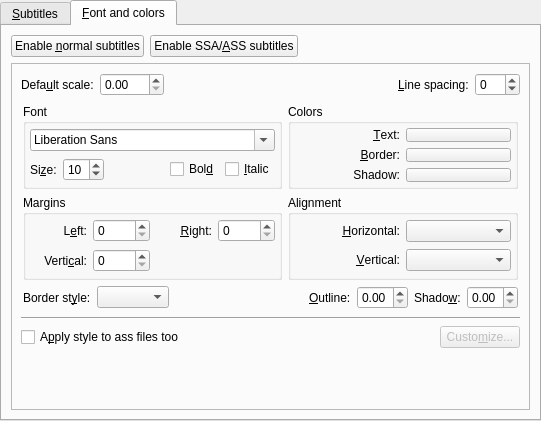
Old version of the form src/prefsubtitles.ui in the repository rossy/SMPlayer2.
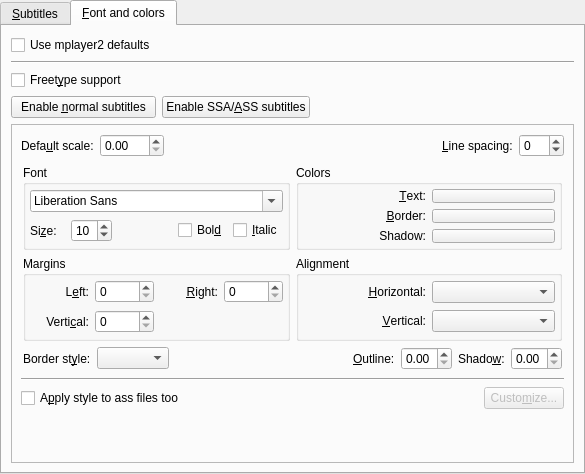
New version of the form. The open tabs and pages were chosen to show the change. Custom widgets are drawn as their Qt base class.

Commit message: Add new option to use mplayer2 defaults for subtitle fonts/colors and default to it

Patch:
```diff
--- a/src/prefsubtitles.ui
+++ b/src/prefsubtitles.ui
@@ -1,28 +1,19 @@
 <ui version="4.0" >
  <class>PrefSubtitles</class>
- <widget class="QWidget" name="PrefSubtitles" >
-  <property name="geometry" >
+ <widget class="QWidget" name="PrefSubtitles">
+  <property name="geometry">
    <rect>
     <x>0</x>
     <y>0</y>
-    <width>541</width>
-    <height>421</height>
+    <width>585</width>
+    <height>474</height>
    </rect>
   </property>
   <property name="windowTitle" >
    <string/>
   </property>
-  <layout class="QVBoxLayout" >
-   <property name="leftMargin" >
-    <number>0</number>
-   </property>
-   <property name="topMargin" >
-    <number>0</number>
-   </property>
-   <property name="rightMargin" >
-    <number>0</number>
-   </property>
-   <property name="bottomMargin" >
+  <layout class="QVBoxLayout">
+   <property name="margin">
     <number>0</number>
    </property>
    <item>
@@ -237,26 +228,6 @@
          </property>
         </widget>
        </item>
-       <item>
-        <widget class="Line" name="line" >
-         <property name="sizePolicy" >
-          <sizepolicy vsizetype="Fixed" hsizetype="Expanding" >
-           <horstretch>0</horstretch>
-           <verstretch>0</verstretch>
-          </sizepolicy>
-         </property>
-         <property name="orientation" >
-          <enum>Qt::Horizontal</enum>
-         </property>
-        </widget>
-       </item>
-       <item>
-        <widget class="QCheckBox" name="freetype_check" >
-         <property name="text" >
-          <string>Freet&amp;ype support</string>
-         </property>
-        </widget>
-       </item>
        <item>
         <spacer>
          <property name="orientation" >
@@ -279,10 +250,27 @@
       <attribute name="title" >
        <string>&amp;Font and colors</string>
       </attribute>
-      <layout class="QGridLayout" >
-       <item row="0" column="0" >
-        <widget class="QPushButton" name="normal_subs_button" >
-         <property name="text" >
+      <layout class="QGridLayout" name="gridLayout">
+       <item row="2" column="0">
+        <widget class="QCheckBox" name="use_mplayer2_defaults_check">
+         <property name="text">
+          <string>Use mplayer2 defaults</string>
+         </property>
+         <property name="checked">
+          <bool>false</bool>
+         </property>
+        </widget>
+       </item>
+       <item row="4" column="0">
+        <widget class="QCheckBox" name="freetype_check">
+         <property name="text">
+          <string>Freet&amp;ype support</string>
+         </property>
+        </widget>
+       </item>
+       <item row="5" column="0">
+        <widget class="QPushButton" name="normal_subs_button">
+         <property name="text">
           <string>Enable &amp;normal subtitles</string>
          </property>
          <property name="checkable" >
@@ -293,9 +281,9 @@
          </property>
         </widget>
        </item>
-       <item row="0" column="1" >
-        <widget class="QPushButton" name="ass_subs_button" >
-         <property name="text" >
+       <item row="5" column="1">
+        <widget class="QPushButton" name="ass_subs_button">
+         <property name="text">
           <string>Enable SSA/&amp;ASS subtitles</string>
          </property>
          <property name="checkable" >
@@ -306,7 +294,7 @@
          </property>
         </widget>
        </item>
-       <item row="0" column="2" >
+       <item row="5" column="2">
         <spacer>
          <property name="orientation" >
           <enum>Qt::Horizontal</enum>
@@ -319,10 +307,13 @@
          </property>
         </spacer>
        </item>
-       <item row="1" column="0" colspan="3" >
-        <widget class="QStackedWidget" name="stackedWidget" >
-         <property name="sizePolicy" >
-          <sizepolicy vsizetype="Expanding" hsizetype="Preferred" >
+       <item row="6" column="0" colspan="3">
+        <widget class="QStackedWidget" name="stackedWidget">
+         <property name="enabled">
+          <bool>true</bool>
+         </property>
+         <property name="sizePolicy">
+          <sizepolicy hsizetype="Preferred" vsizetype="Expanding">
            <horstretch>0</horstretch>
            <verstretch>0</verstretch>
           </sizepolicy>
@@ -715,13 +706,13 @@
            </item>
           </layout>
          </widget>
-         <widget class="QWidget" name="ass_subs" >
-          <layout class="QVBoxLayout" >
+         <widget class="QWidget" name="ass_subs">
+          <layout class="QVBoxLayout">
            <item>
-            <layout class="QHBoxLayout" >
+            <layout class="QHBoxLayout">
              <item>
-              <widget class="QLabel" name="ass_scale_label" >
-               <property name="text" >
+              <widget class="QLabel" name="ass_scale_label">
+               <property name="text">
                 <string>Defa&amp;ult scale:</string>
                </property>
                <property name="buddy" >
@@ -730,9 +721,9 @@
               </widget>
              </item>
              <item>
-              <widget class="QDoubleSpinBox" name="ass_font_scale_spin" >
-               <property name="sizePolicy" >
-                <sizepolicy vsizetype="Fixed" hsizetype="Maximum" >
+              <widget class="QDoubleSpinBox" name="ass_font_scale_spin">
+               <property name="sizePolicy">
+                <sizepolicy hsizetype="Maximum" vsizetype="Fixed">
                  <horstretch>0</horstretch>
                  <verstretch>0</verstretch>
                 </sizepolicy>
@@ -759,8 +750,8 @@
               </spacer>
              </item>
              <item>
-              <widget class="QLabel" name="label_11" >
-               <property name="text" >
+              <widget class="QLabel" name="label_11">
+               <property name="text">
                 <string>&amp;Line spacing:</string>
                </property>
                <property name="buddy" >
@@ -769,8 +760,8 @@
               </widget>
              </item>
              <item>
-              <widget class="QSpinBox" name="ass_line_spacing_spin" >
-               <property name="minimum" >
+              <widget class="QSpinBox" name="ass_line_spacing_spin">
+               <property name="minimum">
                 <number>-20</number>
                </property>
                <property name="maximum" >
@@ -781,53 +772,35 @@
             </layout>
            </item>
            <item>
-            <widget class="QWidget" native="1" name="styles_container" >
-             <property name="enabled" >
+            <widget class="QWidget" name="styles_container" native="true">
+             <property name="enabled">
               <bool>true</bool>
              </property>
-             <layout class="QGridLayout" >
-              <property name="leftMargin" >
+             <layout class="QGridLayout">
+              <property name="margin">
                <number>2</number>
               </property>
-              <property name="topMargin" >
-               <number>2</number>
-              </property>
-              <property name="rightMargin" >
-               <number>2</number>
-              </property>
-              <property name="bottomMargin" >
-               <number>2</number>
-              </property>
-              <item row="0" column="0" >
-               <widget class="QGroupBox" name="groupBox_4" >
-                <property name="title" >
+              <item row="0" column="0">
+               <widget class="QGroupBox" name="groupBox_4">
+                <property name="title">
                  <string>Font</string>
                 </property>
-                <layout class="QVBoxLayout" >
-                 <property name="leftMargin" >
-                  <number>4</number>
-                 </property>
-                 <property name="topMargin" >
-                  <number>4</number>
-                 </property>
-                 <property name="rightMargin" >
-                  <number>4</number>
-                 </property>
-                 <property name="bottomMargin" >
+                <layout class="QVBoxLayout">
+                 <property name="margin">
                   <number>4</number>
                  </property>
                  <item>
-                  <layout class="QHBoxLayout" >
+                  <layout class="QHBoxLayout">
                    <item>
-                    <widget class="MyFontComboBox" name="style_font_combo" />
+                    <widget class="MyFontComboBox" name="style_font_combo"/>
                    </item>
                   </layout>
                  </item>
                  <item>
-                  <layout class="QHBoxLayout" >
+                  <layout class="QHBoxLayout">
                    <item>
-                    <widget class="QLabel" name="label" >
-                     <property name="text" >
+                    <widget class="QLabel" name="label">
+                     <property name="text">
                       <string>Si&amp;ze:</string>
                      </property>
                      <property name="buddy" >
@@ -836,9 +809,9 @@
                     </widget>
                    </item>
                    <item>
-                    <widget class="QSpinBox" name="style_size_spin" >
-                     <property name="sizePolicy" >
-                      <sizepolicy vsizetype="Fixed" hsizetype="Preferred" >
+                    <widget class="QSpinBox" name="style_size_spin">
+                     <property name="sizePolicy">
+                      <sizepolicy hsizetype="Preferred" vsizetype="Fixed">
                        <horstretch>0</horstretch>
                        <verstretch>0</verstretch>
                       </sizepolicy>
@@ -868,15 +841,15 @@
                     </spacer>
                    </item>
                    <item>
-                    <widget class="QCheckBox" name="style_bold_check" >
-                     <property name="text" >
+                    <widget class="QCheckBox" name="style_bold_check">
+                     <property name="text">
                       <string>Bol&amp;d</string>
                      </property>
                     </widget>
                    </item>
                    <item>
-                    <widget class="QCheckBox" name="style_italic_check" >
-                     <property name="text" >
+                    <widget class="QCheckBox" name="style_italic_check">
+                     <property name="text">
                       <string>&amp;Italic</string>
                      </property>
                     </widget>
@@ -886,27 +859,18 @@
                 </layout>
                </widget>
               </item>
-              <item row="0" column="1" >
-               <widget class="QGroupBox" name="groupBox_7" >
-                <property name="title" >
+              <item row="0" column="1">
+               <widget class="QGroupBox" name="groupBox_7">
+                <property name="title">
                  <string>Colors</string>
                 </property>
-                <layout class="QGridLayout" >
-                 <property name="leftMargin" >
+                <layout class="QGridLayout">
+                 <property name="margin">
                   <number>4</number>
                  </property>
-                 <property name="topMargin" >
-                  <number>4</number>
-                 </property>
-                 <property name="rightMargin" >
-                  <number>4</number>
-                 </property>
-                 <property name="bottomMargin" >
-                  <number>4</number>
-                 </property>
-                 <item row="0" column="0" >
-                  <widget class="QLabel" name="label_2" >
-                   <property name="text" >
+                 <item row="0" column="0">
+                  <widget class="QLabel" name="label_2">
+                   <property name="text">
                     <string>&amp;Text:</string>
                    </property>
                    <property name="alignment" >
@@ -917,10 +881,10 @@
                    </property>
                   </widget>
                  </item>
-                 <item row="0" column="1" >
-                  <widget class="SelectColorButton" name="style_text_color_button" >
-                   <property name="sizePolicy" >
-                    <sizepolicy vsizetype="Ignored" hsizetype="Minimum" >
+                 <item row="0" column="1">
+                  <widget class="SelectColorButton" name="style_text_color_button">
+                   <property name="sizePolicy">
+                    <sizepolicy hsizetype="Minimum" vsizetype="Ignored">
                      <horstretch>0</horstretch>
                      <verstretch>0</verstretch>
                     </sizepolicy>
@@ -930,9 +894,9 @@
                    </property>
                   </widget>
                  </item>
-                 <item row="1" column="0" >
-                  <widget class="QLabel" name="label_3" >
-                   <property name="text" >
+                 <item row="1" column="0">
+                  <widget class="QLabel" name="label_3">
+                   <property name="text">
                     <string>&amp;Border:</string>
                    </property>
                    <property name="alignment" >
@@ -943,10 +907,10 @@
                    </property>
                   </widget>
                  </item>
-                 <item row="1" column="1" >
-                  <widget class="SelectColorButton" name="style_border_color_button" >
-                   <property name="sizePolicy" >
-                    <sizepolicy vsizetype="Ignored" hsizetype="Minimum" >
+                 <item row="1" column="1">
+                  <widget class="SelectColorButton" name="style_border_color_button">
+                   <property name="sizePolicy">
+                    <sizepolicy hsizetype="Minimum" vsizetype="Ignored">
                      <horstretch>0</horstretch>
                      <verstretch>0</verstretch>
                     </sizepolicy>
@@ -956,9 +920,9 @@
                    </property>
                   </widget>
                  </item>
-                 <item row="2" column="0" >
-                  <widget class="QLabel" name="label_12" >
-                   <property name="text" >
+                 <item row="2" column="0">
+                  <widget class="QLabel" name="label_12">
+                   <property name="text">
                     <string>Shadow:</string>
                    </property>
                    <property name="alignment" >
@@ -966,10 +930,10 @@
                    </property>
                   </widget>
                  </item>
-                 <item row="2" column="1" >
-                  <widget class="SelectColorButton" name="style_shadow_color_button" >
-                   <property name="sizePolicy" >
-                    <sizepolicy vsizetype="Ignored" hsizetype="Minimum" >
+                 <item row="2" column="1">
+                  <widget class="SelectColorButton" name="style_shadow_color_button">
+                   <property name="sizePolicy">
+                    <sizepolicy hsizetype="Minimum" vsizetype="Ignored">
                      <horstretch>0</horstretch>
                      <verstretch>0</verstretch>
                     </sizepolicy>
@@ -982,27 +946,18 @@
                 </layout>
                </widget>
               </item>
-              <item row="1" column="0" >
-               <widget class="QGroupBox" name="groupBox_8" >
-                <property name="title" >
+              <item row="1" column="0">
+               <widget class="QGroupBox" name="groupBox_8">
+                <property name="title">
                  <string>Margins</string>
                 </property>
-                <layout class="QGridLayout" >
-                 <property name="leftMargin" >
+                <layout class="QGridLayout">
+                 <property name="margin">
                   <number>4</number>
                  </property>
-                 <property name="topMargin" >
-                  <number>4</number>
-                 </property>
-                 <property name="rightMargin" >
-                  <number>4</number>
-                 </property>
-                 <property name="bottomMargin" >
-                  <number>4</number>
-                 </property>
-                 <item row="0" column="0" >
-                  <widget class="QLabel" name="label_7" >
-                   <property name="text" >
+                 <item row="0" column="0">
+                  <widget class="QLabel" name="label_7">
+                   <property name="text">
                     <string>L&amp;eft:</string>
                    </property>
                    <property name="alignment" >
@@ -1013,12 +968,12 @@
                    </property>
                   </widget>
                  </item>
-                 <item row="0" column="1" >
-                  <widget class="QSpinBox" name="style_marginl_spin" />
+                 <item row="0" column="1">
+                  <widget class="QSpinBox" name="style_marginl_spin"/>
                  </item>
-                 <item row="0" column="2" >
-                  <widget class="QLabel" name="label_8" >
-                   <property name="text" >
+                 <item row="0" column="2">
+                  <widget class="QLabel" name="label_8">
+                   <property name="text">
                     <string>&amp;Right:</string>
                    </property>
                    <property name="alignment" >
@@ -1029,12 +984,12 @@
                    </property>
                   </widget>
                  </item>
-                 <item row="0" column="3" >
-                  <widget class="QSpinBox" name="style_marginr_spin" />
+                 <item row="0" column="3">
+                  <widget class="QSpinBox" name="style_marginr_spin"/>
                  </item>
-                 <item row="1" column="0" >
-                  <widget class="QLabel" name="label_9" >
-                   <property name="text" >
+                 <item row="1" column="0">
+                  <widget class="QLabel" name="label_9">
+                   <property name="text">
                     <string>Verti&amp;cal:</string>
                    </property>
                    <property name="alignment" >
@@ -1045,10 +1000,10 @@
                    </property>
                   </widget>
                  </item>
-                 <item row="1" column="1" >
-                  <widget class="QSpinBox" name="style_marginv_spin" />
+                 <item row="1" column="1">
+                  <widget class="QSpinBox" name="style_marginv_spin"/>
                  </item>
-                 <item row="1" column="2" colspan="2" >
+                 <item row="1" column="2" colspan="2">
                   <spacer>
                    <property name="orientation" >
                     <enum>Qt::Horizontal</enum>
@@ -1064,27 +1019,18 @@
                 </layout>
                </widget>
               </item>
-              <item row="1" column="1" >
-               <widget class="QGroupBox" name="groupBox_9" >
-                <property name="title" >
+              <item row="1" column="1">
+               <widget class="QGroupBox" name="groupBox_9">
+                <property name="title">
                  <string>Alignment</string>
                 </property>
-                <layout class="QGridLayout" >
-                 <property name="leftMargin" >
+                <layout class="QGridLayout">
+                 <property name="margin">
                   <number>4</number>
                  </property>
-                 <property name="topMargin" >
-                  <number>4</number>
-                 </property>
-                 <property name="rightMargin" >
-                  <number>4</number>
-                 </property>
-                 <property name="bottomMargin" >
-                  <number>4</number>
-                 </property>
-                 <item row="0" column="0" >
-                  <widget class="QLabel" name="label_4" >
-                   <property name="text" >
+                 <item row="0" column="0">
+                  <widget class="QLabel" name="label_4">
+                   <property name="text">
                     <string>&amp;Horizontal:</string>
                    </property>
                    <property name="alignment" >
@@ -1095,12 +1041,12 @@
                    </property>
                   </widget>
                  </item>
-                 <item row="0" column="1" >
-                  <widget class="QComboBox" name="style_alignment_combo" />
+                 <item row="0" column="1">
+                  <widget class="QComboBox" name="style_alignment_combo"/>
                  </item>
-                 <item row="1" column="0" >
-                  <widget class="QLabel" name="label_6" >
-                   <property name="text" >
+                 <item row="1" column="0">
+                  <widget class="QLabel" name="label_6">
+                   <property name="text">
                     <string>&amp;Vertical:</string>
                    </property>
                    <property name="alignment" >
@@ -1111,17 +1057,17 @@
                    </property>
                   </widget>
                  </item>
-                 <item row="1" column="1" >
-                  <widget class="QComboBox" name="style_valignment_combo" />
+                 <item row="1" column="1">
+                  <widget class="QComboBox" name="style_valignment_combo"/>
                  </item>
                 </layout>
                </widget>
               </item>
-              <item row="2" column="0" colspan="2" >
-               <layout class="QHBoxLayout" >
+              <item row="2" column="0" colspan="2">
+               <layout class="QHBoxLayout">
                 <item>
-                 <widget class="QLabel" name="label_5" >
-                  <property name="text" >
+                 <widget class="QLabel" name="label_5">
+                  <property name="text">
                    <string>Border st&amp;yle:</string>
                   </property>
                   <property name="buddy" >
@@ -1130,7 +1076,7 @@
                  </widget>
                 </item>
                 <item>
-                 <widget class="QComboBox" name="style_border_style_combo" />
+                 <widget class="QComboBox" name="style_border_style_combo"/>
                 </item>
                 <item>
                  <spacer>
@@ -1146,8 +1092,8 @@
                  </spacer>
                 </item>
                 <item>
-                 <widget class="QLabel" name="style_outline_label" >
-                  <property name="text" >
+                 <widget class="QLabel" name="style_outline_label">
+                  <property name="text">
                    <string>&amp;Outline:</string>
                   </property>
                   <property name="buddy" >
@@ -1156,8 +1102,8 @@
                  </widget>
                 </item>
                 <item>
-                 <widget class="QDoubleSpinBox" name="style_outline_spin" >
-                  <property name="maximum" >
+                 <widget class="QDoubleSpinBox" name="style_outline_spin">
+                  <property name="maximum">
                    <double>4.000000000000000</double>
                   </property>
                   <property name="singleStep" >
@@ -1166,8 +1112,8 @@
                  </widget>
                 </item>
                 <item>
-                 <widget class="QLabel" name="style_shadow_label" >
-                  <property name="text" >
+                 <widget class="QLabel" name="style_shadow_label">
+                  <property name="text">
                    <string>Shado&amp;w:</string>
                   </property>
                   <property name="buddy" >
@@ -1176,8 +1122,8 @@
                  </widget>
                 </item>
                 <item>
-                 <widget class="QDoubleSpinBox" name="style_shadow_spin" >
-                  <property name="maximum" >
+                 <widget class="QDoubleSpinBox" name="style_shadow_spin">
+                  <property name="maximum">
                    <double>4.000000000000000</double>
                   </property>
                   <property name="singleStep" >
@@ -1191,9 +1137,9 @@
             </widget>
            </item>
            <item>
-            <widget class="Line" name="line_3" >
-             <property name="sizePolicy" >
-              <sizepolicy vsizetype="Fixed" hsizetype="Expanding" >
+            <widget class="Line" name="line_3">
+             <property name="sizePolicy">
+              <sizepolicy hsizetype="Expanding" vsizetype="Fixed">
                <horstretch>0</horstretch>
                <verstretch>0</verstretch>
               </sizepolicy>
@@ -1204,10 +1150,10 @@
             </widget>
            </item>
            <item>
-            <layout class="QHBoxLayout" >
+            <layout class="QHBoxLayout">
              <item>
-              <widget class="QCheckBox" name="force_ass_styles" >
-               <property name="text" >
+              <widget class="QCheckBox" name="force_ass_styles">
+               <property name="text">
                 <string>A&amp;pply style to ass files too</string>
                </property>
               </widget>
@@ -1226,8 +1172,8 @@
               </spacer>
              </item>
              <item>
-              <widget class="QPushButton" name="ass_customize_button" >
-               <property name="enabled" >
+              <widget class="QPushButton" name="ass_customize_button">
+               <property name="enabled">
                 <bool>false</bool>
                </property>
                <property name="text" >
@@ -1254,6 +1200,13 @@
          </widget>
         </widget>
        </item>
+       <item row="3" column="0" colspan="3">
+        <widget class="Line" name="line">
+         <property name="orientation">
+          <enum>Qt::Horizontal</enum>
+         </property>
+        </widget>
+       </item>
       </layout>
      </widget>
     </widget>
```
Left out of the diff: 599 changed lines with no effect on the pictures. The commit also changes 8 other files.
